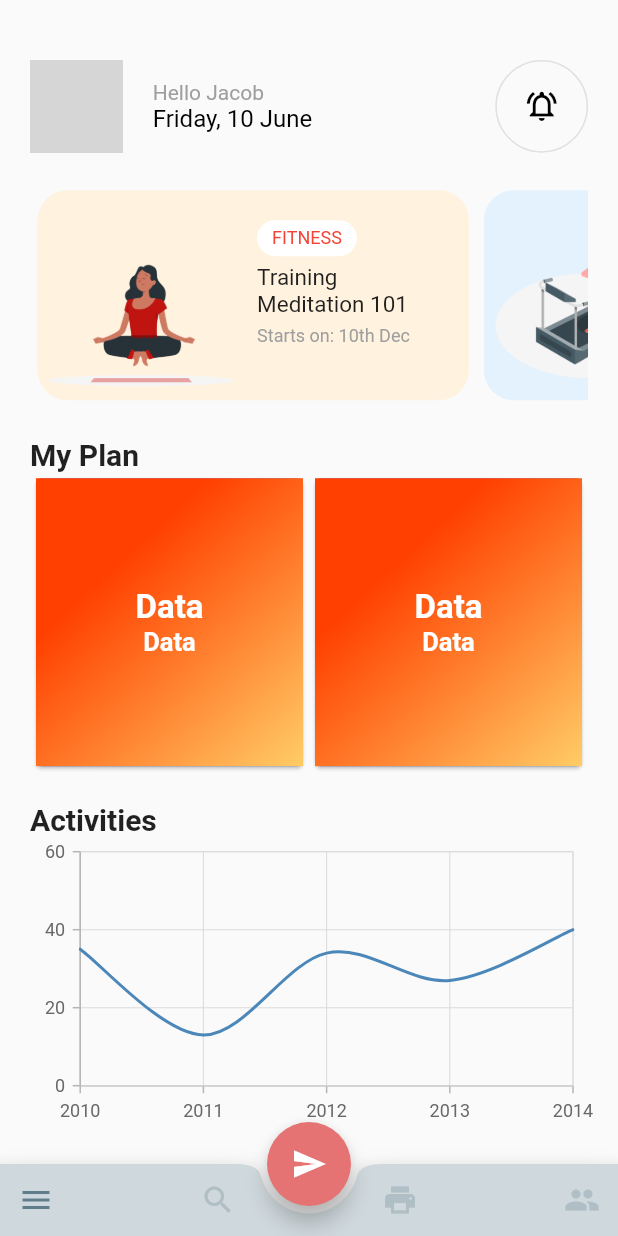
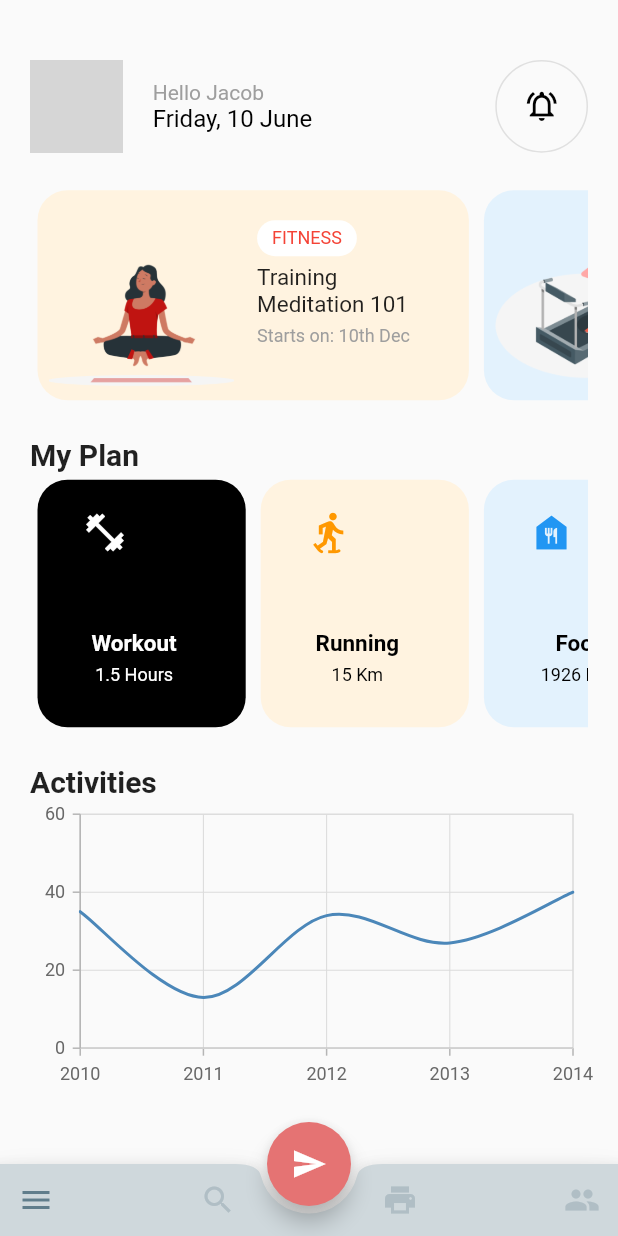
Before and after one commit to SilentCruzer/flutter_ui_collection, a Flutter app: the screen it shows after launch, on a phone screen of 412 x 824 dp. Run offline on Flutter 3.47's test engine with Material 2 defaults, Android fonts, the phone set to English and light mode, and no system bars; drawn by our look-alikes of carousel_slider; our stand-ins replace syncfusion_flutter_charts; network calls fail; grey boxes are pictures that could not be loaded.

Commit message:
Revamps plans item UI

```diff
--- a/fitness_ui/lib/MainPages/components/Home/HomePlans.dart
+++ b/fitness_ui/lib/MainPages/components/Home/HomePlans.dart
@@ -1,4 +1,5 @@
 import 'package:carousel_slider/carousel_slider.dart';
+import 'package:fitness_ui/constants.dart';
 import 'package:flutter/cupertino.dart';
 import 'package:flutter/material.dart';
 
@@ -12,28 +13,13 @@ class HomePlans extends StatefulWidget {
 class _HomePlansState extends State<HomePlans> {
   @override
   Widget build(BuildContext context) {
-    int _currentIndex=0;
-    List cardList=[
-      Item1(),
-      Item1(),
-      Item1(),
-      Item1(),
-    ];
-
-    List<T> map<T>(List list, Function handler) {
-      List<T> result = [];
-      for (var i = 0; i < list.length; i++) {
-        result.add(handler(i, list[i]));
-      }
-      return result;
-    }
-
+    int _currentIndex = 0;
 
     return CarouselSlider(
       options: CarouselOptions(
         padEnds: false,
-        height: 200.0,
-        viewportFraction: 0.5,
+        height: 175.0,
+        viewportFraction: 0.4,
         autoPlay: false,
         initialPage: 0,
         enableInfiniteScroll: false,
@@ -46,59 +32,51 @@ class _HomePlansState extends State<HomePlans> {
           });
         },
       ),
-      items: cardList.map((card){
-        return Builder(
-            builder:(BuildContext context){
-              return Container(
-                height: MediaQuery.of(context).size.height*0.30,
-                width: MediaQuery.of(context).size.width,
-                child: Card(
-                  color: Colors.blueAccent,
-                  child: card,
-                ),
-              );
-            }
-        );
+      items: planSlideData.map((card) {
+        return Builder(builder: (BuildContext context) {
+          return Container(
+            height: MediaQuery.of(context).size.height * 0.30,
+            width: MediaQuery.of(context).size.width,
+            padding: EdgeInsets.all(5),
+            child: Container(
+              padding: EdgeInsets.only(top: 20, right: 10),
+              decoration: new BoxDecoration(
+                  color: Color(int.parse(card["color"]!)),
+                  borderRadius: BorderRadius.all(Radius.circular(20.0))),
+              child: Container(
+                  padding: EdgeInsets.only(left: 30, right: 30),
+                  child: Column(
+                    mainAxisAlignment: MainAxisAlignment.start,
+                    children: [
+                      Container(
+                        padding: EdgeInsets.only(right: 50),
+                        child:card["icon"] == "1"
+                            ? Icon(Icons.fitness_center,
+                            color: Colors.white, size: 30)
+                            : card["icon"] == "2"
+                            ? Icon(Icons.snowshoeing_sharp,
+                            color: Colors.orange, size: 30)
+                            : Icon(Icons.food_bank,
+                            color: Colors.blue, size: 30),
+                      ),
+                      SizedBox(height: 50,),
+
+                      Text(card["title"]!, style: TextStyle(
+                        color: card["icon"] == "1" ? Colors.white : Colors.black,
+                        fontSize: 15,
+                        fontWeight: FontWeight.bold,
+                      ),),
+                      SizedBox(height: 5,),
+                      Text(card["stat"]!, style: TextStyle(
+                        color: card["icon"] == "1" ? Colors.white : Colors.black,
+                        fontSize: 12,
+                      ),)
+                    ],
+                  )),
+            ),
+          );
+        });
       }).toList(),
     );
   }
-
 }
-
-class Item1 extends StatelessWidget {
-  const Item1({Key? key}) : super(key: key);
-  @override
-  Widget build(BuildContext context) {
-    return Container(
-      decoration: BoxDecoration(
-        gradient: LinearGradient(
-            begin: Alignment.topLeft,
-            end: Alignment.bottomRight,
-            stops: [0.3, 1],
-            colors: [Color(0xffff4000),Color(0xffffcc66),]
-        ),
-      ),
-      child: Column(
-        mainAxisAlignment: MainAxisAlignment.center,
-        children: <Widget>[
-          Text(
-              "Data",
-              style: TextStyle(
-                  color: Colors.white,
-                  fontSize: 22.0,
-                  fontWeight: FontWeight.bold
-              )
-          ),
-          Text(
-              "Data",
-              style: TextStyle(
-                  color: Colors.white,
-                  fontSize: 17.0,
-                  fontWeight: FontWeight.w600
-              )
-          ),
-        ],
-      ),
-    );
-  }
-}
--- a/fitness_ui/lib/constants.dart
+++ b/fitness_ui/lib/constants.dart
@@ -17,3 +17,24 @@ const mainSlideData = [
     "color" : "0xFFE3F2FD"
   }
 ];
+
+const planSlideData = [
+  {
+    "title": "Workout",
+    "stat": "1.5 Hours",
+    "icon" : "1",
+    "color" : "0xFF000000"
+  },
+  {
+    "title": "Running",
+    "stat": "15 Km",
+    "icon" : "2",
+    "color" : "0xFFFFF3E0"
+  },
+  {
+    "title": "Food",
+    "stat": "1926 Kcal",
+    "icon" : "3",
+    "color" : "0xFFE3F2FD"
+  },
+];
```
Also changed, not shown: fitness_ui/lib/MainPages/components/Home/HomeSlide.dart (+0 -81 lines).
